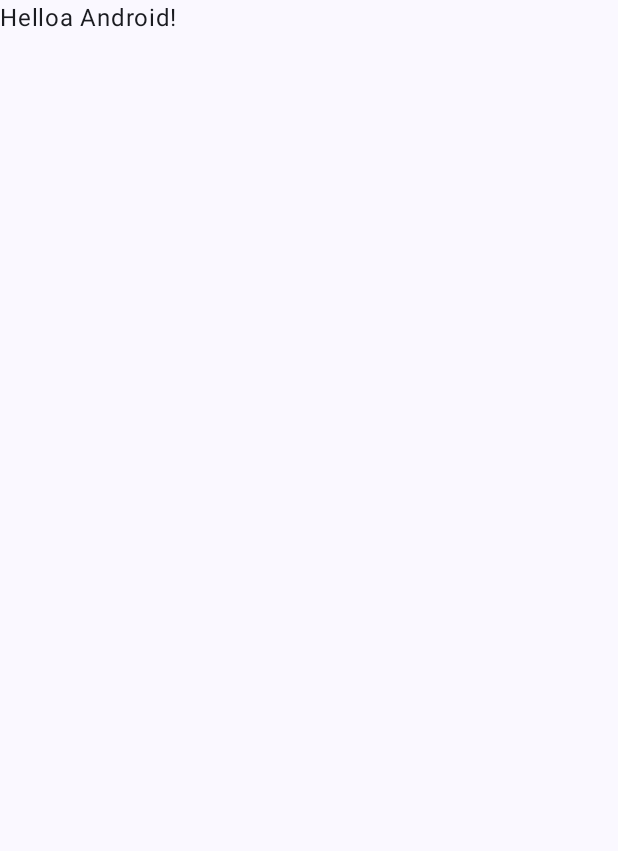
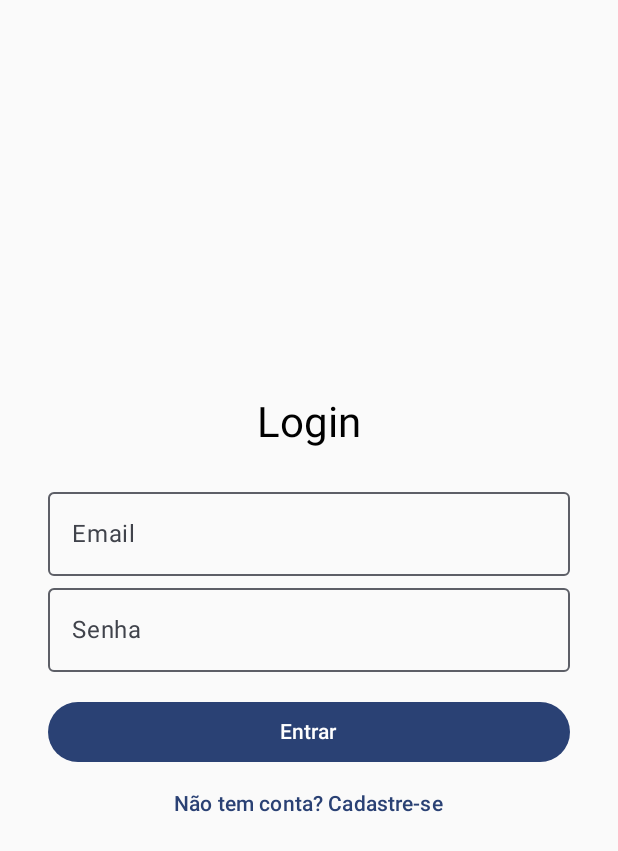
Before and after one commit to lukkasdanielch/DevClicker, an Android app built with Jetpack Compose: the screen it shows after launch (MainActivity), on a phone screen of 412 x 824 dp. Before the commit the part shown is almost empty. Shown: the top 851 px of the screen. Run offline under Robolectric (Android 15) with nearby library versions, the phone set to English and light mode, and no system bars; our stand-ins replace Firebase (no records; nobody signed in at launch, a user with empty details on screens opened directly).

Commit message:
login firebase pronto

```diff
--- a/app/src/main/java/com/example/devclicker/MainActivity.kt
+++ b/app/src/main/java/com/example/devclicker/MainActivity.kt
@@ -3,45 +3,16 @@ package com.example.devclicker
 import android.os.Bundle
 import androidx.activity.ComponentActivity
 import androidx.activity.compose.setContent
-import androidx.activity.enableEdgeToEdge
-import androidx.compose.foundation.layout.fillMaxSize
-import androidx.compose.foundation.layout.padding
-import androidx.compose.material3.Scaffold
-import androidx.compose.material3.Text
-import androidx.compose.runtime.Composable
-import androidx.compose.ui.Modifier
-import androidx.compose.ui.tooling.preview.Preview
+import com.example.devclicker.navigation.Appnavigation
 import com.example.devclicker.ui.theme.DevClickerTheme
 
 class MainActivity : ComponentActivity() {
     override fun onCreate(savedInstanceState: Bundle?) {
         super.onCreate(savedInstanceState)
-        enableEdgeToEdge()
         setContent {
             DevClickerTheme {
-                Scaffold(modifier = Modifier.fillMaxSize()) { innerPadding ->
-                    Greeting(
-                        name = "Android",
-                        modifier = Modifier.padding(innerPadding)
-                    )
-                }
+                Appnavigation()
             }
         }
     }
 }
-
-@Composable
-fun Greeting(name: String, modifier: Modifier = Modifier) {
-    Text(
-        text = "Helloa $name!",
-        modifier = modifier
-    )
-}
-
-@Preview(showBackground = true)
-@Composable
-fun GreetingPreview() {
-    DevClickerTheme {
-        Greeting("Android")
-    }
-}
--- /dev/null
+++ b/app/src/main/java/com/example/devclicker/navegation/Appnavegation.kt
@@ -0,0 +1,10 @@
+package com.example.devclicker.navigation
+
+import androidx.compose.runtime.Composable
+import androidx.navigation.compose.rememberNavController
+
+@Composable
+fun Appnavigation() {
+    val navController = rememberNavController()
+    MainNavGraph(navController)
+}
--- /dev/null
+++ b/app/src/main/java/com/example/devclicker/navegation/MainNavGraph.kt
@@ -0,0 +1,23 @@
+package com.example.devclicker.navigation
+
+import androidx.compose.runtime.Composable
+import androidx.navigation.NavHostController
+import androidx.navigation.compose.NavHost
+import androidx.navigation.compose.composable
+import com.example.devclicker.ui.auth.login.LoginScreen
+import com.example.devclicker.ui.auth.signup.SignUpScreen
+
+@Composable
+fun MainNavGraph(navController: NavHostController) {
+    NavHost(
+        navController = navController,
+        startDestination = "login"
+    ) {
+        composable("login") {
+            LoginScreen(navController)
+        }
+        composable("signup") {
+            SignUpScreen(navController)
+        }
+    }
+}
--- /dev/null
+++ b/app/src/main/java/com/example/devclicker/ui/auth/login/LoginScreen.kt
@@ -0,0 +1,86 @@
+package com.example.devclicker.ui.auth.login
+
+import androidx.compose.foundation.layout.*
+import androidx.compose.material3.*
+import androidx.compose.runtime.*
+import androidx.compose.ui.Alignment
+import androidx.compose.ui.Modifier
+import androidx.compose.ui.text.input.PasswordVisualTransformation
+import androidx.compose.ui.unit.dp
+import androidx.lifecycle.viewmodel.compose.viewModel
+import androidx.navigation.NavController
+import kotlinx.coroutines.launch
+
+@Composable
+fun LoginScreen(navController: NavController, viewModel: LoginViewModel = viewModel()) {
+    val loginState by viewModel.loginState.collectAsState()
+    var email by remember { mutableStateOf("") }
+    var password by remember { mutableStateOf("") }
+    val snackbarHostState = remember { SnackbarHostState() }
+    val coroutineScope = rememberCoroutineScope()
+
+    Box(
+        modifier = Modifier.fillMaxSize(),
+        contentAlignment = Alignment.Center
+    ) {
+        Column(
+            horizontalAlignment = Alignment.CenterHorizontally,
+            verticalArrangement = Arrangement.Center,
+            modifier = Modifier.padding(32.dp)
+        ) {
+            Text(text = "Login", style = MaterialTheme.typography.headlineMedium)
+
+            Spacer(modifier = Modifier.height(20.dp))
+
+            OutlinedTextField(
+                value = email,
+                onValueChange = { email = it },
+                label = { Text("Email") },
+                modifier = Modifier.fillMaxWidth()
+            )
+
+            OutlinedTextField(
+                value = password,
+                onValueChange = { password = it },
+                label = { Text("Senha") },
+                visualTransformation = PasswordVisualTransformation(),
+                modifier = Modifier.fillMaxWidth()
+            )
+
+            Spacer(modifier = Modifier.height(16.dp))
+
+            Button(
+                onClick = { viewModel.login(email, password) },
+                modifier = Modifier.fillMaxWidth()
+            ) {
+                Text("Entrar")
+            }
+
+            TextButton(onClick = { navController.navigate("signup") }) {
+                Text("Não tem conta? Cadastre-se")
+            }
+
+            when (loginState) {
+                is LoginState.Loading -> CircularProgressIndicator()
+                is LoginState.Error -> {
+                    val message = (loginState as LoginState.Error).message
+                    LaunchedEffect(message) {
+                        coroutineScope.launch {
+                            snackbarHostState.showSnackbar(message)
+                        }
+                    }
+                }
+                is LoginState.Success -> {
+                    LaunchedEffect(Unit) {
+                        navController.navigate("home") {
+                            popUpTo("login") { inclusive = true }
+                        }
+                    }
+                }
+                else -> {}
+            }
+
+            SnackbarHost(hostState = snackbarHostState)
+        }
+    }
+}
--- /dev/null
+++ b/app/src/main/java/com/example/devclicker/ui/auth/login/LoginViewModel.kt
@@ -0,0 +1,43 @@
+package com.example.devclicker.ui.auth.login
+
+import androidx.lifecycle.ViewModel
+import androidx.lifecycle.viewModelScope
+import com.google.firebase.auth.FirebaseAuth
+import kotlinx.coroutines.flow.MutableStateFlow
+import kotlinx.coroutines.flow.StateFlow
+import kotlinx.coroutines.launch
+
+class LoginViewModel : ViewModel() {
+
+    private val auth: FirebaseAuth = FirebaseAuth.getInstance()
+
+    private val _loginState = MutableStateFlow<LoginState>(LoginState.Idle)
+    val loginState: StateFlow<LoginState> = _loginState
+
+    fun login(email: String, password: String) {
+        if (email.isBlank() || password.isBlank()) {
+            _loginState.value = LoginState.Error("Preencha todos os campos")
+            return
+        }
+
+        _loginState.value = LoginState.Loading
+
+        viewModelScope.launch {
+            auth.signInWithEmailAndPassword(email, password)
+                .addOnCompleteListener { task ->
+                    if (task.isSuccessful) {
+                        _loginState.value = LoginState.Success
+                    } else {
+                        _loginState.value = LoginState.Error(task.exception?.message ?: "Erro ao fazer login")
+                    }
+                }
+        }
+    }
+}
+
+sealed class LoginState {
+    object Idle : LoginState()
+    object Loading : LoginState()
+    object Success : LoginState()
+    data class Error(val message: String) : LoginState()
+}
--- a/build.gradle.kts
+++ b/build.gradle.kts
@@ -3,4 +3,6 @@ plugins {
     alias(libs.plugins.android.application) apply false
     alias(libs.plugins.kotlin.android) apply false
     alias(libs.plugins.kotlin.compose) apply false
+    id("com.google.devtools.ksp") version "2.0.21-1.0.27" apply false
+    id("com.google.gms.google-services") version "4.4.2" apply false
 }
```
Also changed, not shown: app/build.gradle.kts (+18 -0 lines), app/src/main/java/com/example/devclicker/ui/auth/singup/SingUpScreen.kt (added, +79 -0 lines), app/src/main/java/com/example/devclicker/ui/auth/singup/SingUpViewModel.kt (added, +43 -0 lines), settings.gradle.kts (+4 -9 lines), 1 other file.
